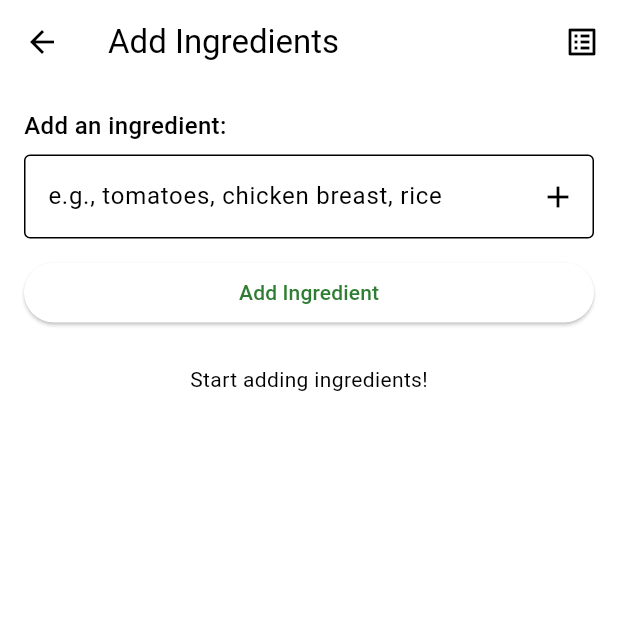
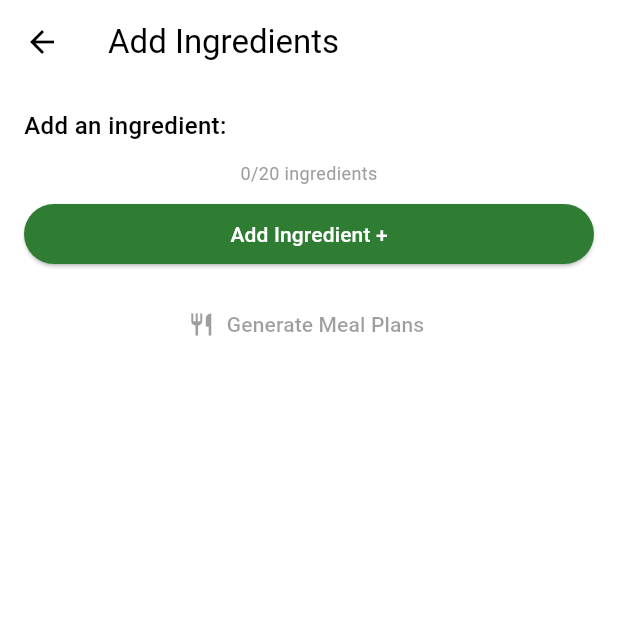
Before and after one commit to Ivan2001otp/Oyeshi-Des, a Flutter app: the screen it shows after launch, after a tap on "Text Input", on a phone screen of 412 x 824 dp, the top half of it. Run offline on Flutter 3.47's test engine with Material 3 defaults, Android fonts, the phone set to English and light mode, and no system bars; our stand-ins replace bloc, camera, cloud_firestore, equatable, firebase_core, flutter_bloc and 6 more; missing offline and left inert: google_mlkit_text_recognition; accounts and stored records are empty.

Commit message:
able to generate ai meal plans from image to text input, have to fix rest of them

```diff
--- a/lib/bloc/ingredient_input/ingredient_input_event.dart
+++ b/lib/bloc/ingredient_input/ingredient_input_event.dart
@@ -18,12 +18,12 @@ class IngredientTextChanged extends IngredientInputEvent {
 }
 
 class IngredientSubmitted extends IngredientInputEvent {
-  final String text;
+  final List<String> texts;
 
-  const IngredientSubmitted(this.text);
+  const IngredientSubmitted(this.texts);
 
   @override
-  List<Object> get props => [text];
+  List<Object> get props => [texts];
 }
 
 class IngredientAdded extends IngredientInputEvent {
--- a/lib/config/dependency_injection.dart
+++ b/lib/config/dependency_injection.dart
@@ -1,6 +1,6 @@
 import 'package:firebase_core/firebase_core.dart';
-import 'package:firebase_core_platform_interface/firebase_core_platform_interface.dart';
 import 'package:flutter/material.dart';
+import 'package:flutter_dotenv/flutter_dotenv.dart';
 import 'package:get_it/get_it.dart';
 import 'package:cloud_firestore/cloud_firestore.dart';
 import 'package:oyeshi_des/firebase_options.dart';
@@ -20,7 +20,7 @@ Future<void> configureDependencies() async {
   );
 
   getIt.registerLazySingleton<AIService>(
-    () => GeminiAIService('AIzaSyAkv-YXTCLyL8N1d1fqlTor1o4vhgHeG4Q'),
+    () => GeminiAIService(dotenv.get("GOOGLE_API_KEY")),
   );
 
   getIt.registerLazySingleton<AudioInputService>(
--- a/lib/main.dart
+++ b/lib/main.dart
@@ -1,6 +1,8 @@
 import 'package:flutter/material.dart';
 import 'package:flutter/services.dart';
+import 'package:flutter_dotenv/flutter_dotenv.dart';
 import 'package:flutter_bloc/flutter_bloc.dart';
+
 import 'package:oyeshi_des/bloc/text_scan/text_scan_bloc.dart';
 import 'package:oyeshi_des/bloc/theme/theme_bloc.dart';
 import 'package:oyeshi_des/bloc/theme/theme_state.dart';
@@ -13,6 +15,7 @@ import 'package:oyeshi_des/repositories/ingredient_repository.dart';
 import 'package:oyeshi_des/services/ai_service.dart';
 
 void main() async {
+  await dotenv.load(fileName: ".env");
   await setupApp();
   SystemChrome.setPreferredOrientations([
     DeviceOrientation.portraitUp,
--- a/lib/pages/ingredient_input_screen.dart
+++ b/lib/pages/ingredient_input_screen.dart
@@ -13,34 +13,38 @@ class IngredientInputScreen extends StatefulWidget {
 }
 
 class _IngredientInputScreenState extends State<IngredientInputScreen> {
-  final TextEditingController _textController = TextEditingController();
-  final TextEditingController _bulkTextController = TextEditingController();
-  bool _isBulkMode = false;
+  final List<TextEditingController> _ingredientControllers = [];
 
   @override
   void dispose() {
-    _textController.dispose();
-    _bulkTextController.dispose();
+    for (var controller in _ingredientControllers) {
+      controller.dispose();
+    }
     super.dispose();
   }
 
   @override
   Widget build(BuildContext context) {
     return Scaffold(
+      resizeToAvoidBottomInset: false,
       appBar: AppBar(
         title: const Text('Add Ingredients'),
         backgroundColor: Theme.of(context).colorScheme.inversePrimary,
         actions: [
-          IconButton(
+          /*IconButton(
             icon: Icon(_isBulkMode ? Icons.check_box : Icons.list_alt),
             onPressed: () {
               setState(() {
                 _isBulkMode = !_isBulkMode;
               });
             },
-          ),
-          if (context.watch<IngredientInputBloc>().state is IngredientInputLoaded &&
-              (context.watch<IngredientInputBloc>().state as IngredientInputLoaded).ingredients.isNotEmpty)
+          ),*/
+          if (context.watch<IngredientInputBloc>().state
+                  is IngredientInputLoaded &&
+              (context.watch<IngredientInputBloc>().state
+                      as IngredientInputLoaded)
+                  .ingredients
+                  .isNotEmpty)
             IconButton(
               icon: const Icon(Icons.restaurant_menu),
               onPressed: () => _showMealPlanDialog(context),
@@ -66,8 +70,8 @@ class _IngredientInputScreenState extends State<IngredientInputScreen> {
             crossAxisAlignment: CrossAxisAlignment.stretch,
             children: [
               _buildInputSection(context),
-              const SizedBox(height: 24),
-              _buildIngredientsList(context),
+              // const SizedBox(height: 24),
+              // _buildIngredientsList(context),
             ],
           ),
         ),
@@ -75,33 +79,26 @@ class _IngredientInputScreenState extends State<IngredientInputScreen> {
     );
   }
 
-  Widget _buildInputSection(BuildContext context) {
-    if (_isBulkMode) {
-      return Column(
-        crossAxisAlignment: CrossAxisAlignment.stretch,
-        children: [
-          const Text(
-            'Enter multiple ingredients (one per line):',
-            style: TextStyle(fontSize: 16, fontWeight: FontWeight.w500),
+
+void _addTextController(BuildContext context) {
+  if (_ingredientControllers.length >= 20) {
+    // Optional: Show a snackbar message
+    ScaffoldMessenger.of(context).showSnackBar(
+      const SnackBar(
+        content: Text('Max 20 ingredients allowed'),
+        duration: Duration(seconds: 2),
       ),
-          const SizedBox(height: 8),
-          TextField(
-            controller: _bulkTextController,
-            maxLines: 5,
-            decoration: const InputDecoration(
-              hintText: 'Tomatoes\nOnions\nChicken breast\nRice\nGarlic',
-              border: OutlineInputBorder(),
-            ),
-          ),
-          const SizedBox(height: 12),
-          ElevatedButton(
-            onPressed: () => _parseBulkIngredients(context),
-            child: const Text('Parse Ingredients'),
-          ),
-        ],
     );
+    return;
   }
 
+  setState(() {
+    _ingredientControllers.add(TextEditingController());
+  });
+}
+
+
+Widget _buildInputSection(BuildContext context) {
   return Column(
     crossAxisAlignment: CrossAxisAlignment.stretch,
     children: [
@@ -109,98 +106,129 @@ class _IngredientInputScreenState extends State<IngredientInputScreen> {
         'Add an ingredient:',
         style: TextStyle(fontSize: 16, fontWeight: FontWeight.w500),
       ),
+      const SizedBox(height: 4),
+
+      // Scrollable list with max height constraint
+      ConstrainedBox(
+        constraints: BoxConstraints(
+          maxHeight: MediaQuery.of(context).size.height * 0.4 ,
+        ),
+        child: SingleChildScrollView(
+          child: Column(
+            children: [
+              ..._ingredientControllers.asMap().entries.map((entry) {
+                final index = entry.key;
+                final controller = entry.value;
+
+                return Container(
+                  margin: const EdgeInsets.only(bottom: 8.0),
+                  child: Row(
+                    children: [
+                      Expanded(
+                        child: TextField(
+                          keyboardType: TextInputType.name,
+                          minLines: 1,
+                          controller: controller,
+                          maxLength: 20,
+                          decoration: const InputDecoration(
+                            hintText: 'e.g. Eggs',
+                            icon: Icon(Icons.local_dining_outlined),
+                            border: OutlineInputBorder(),
+                            counterText: '',
+                          ),
+                        ),
+                      ),
+                      const SizedBox(width: 8),
+                      IconButton(
+                        onPressed: () {
+                          setState(() {
+                            controller.dispose();
+                            _ingredientControllers.removeAt(index);
+                          });
+                        },
+                        icon: const Icon(
+                          Icons.delete_outline,
+                          color: Colors.red,
+                        ),
+                      ),
+                    ],
+                  ),
+                );
+              }).toList(),
+            ],
+          ),
+        ),
+      ),
+
       const SizedBox(height: 8),
-        TextField(
-          controller: _textController,
-          decoration: const InputDecoration(
-            hintText: 'e.g., tomatoes, chicken breast, rice',
-            border: OutlineInputBorder(),
-            suffixIcon: Icon(Icons.add),
+
+      // Show counter and limit message
+      Text(
+        '${_ingredientControllers.length}/20 ingredients',
+        style: TextStyle(
+          fontSize: 12,
+          color: _ingredientControllers.length >= 20 ? Colors.red : Colors.grey,
         ),
-          onSubmitted: (value) => _addSingleIngredient(context, value),
+        textAlign: TextAlign.center,
       ),
+
+      const SizedBox(height: 8),
+
+      ElevatedButton(
+        onPressed: _ingredientControllers.length >= 20
+            ? null // Disable when limit reached
+            : () => _addTextController(context),
+        style: ElevatedButton.styleFrom(
+          backgroundColor: Theme.of(context).colorScheme.primary,
+          disabledBackgroundColor: Colors.grey,
+        ),
+        child: const Text(
+          'Add Ingredient +',
+          style: TextStyle(color: Colors.white),
+        ),
+      ),
+
       const SizedBox(height: 12),
-        ElevatedButton(
-          onPressed: () => _addSingleIngredient(context, _textController.text),
-          child: const Text('Add Ingredient'),
+
+      TextButton.icon(
+        onPressed: _ingredientControllers.isEmpty
+            ? null // Disable if no ingredients
+            : () async {
+                _submitIngredientList(context);
+              },
+        icon: const Icon(Icons.restaurant),
+        label: const Text("Generate Meal Plans"),
       ),
     ],
   );
 }
+/*
+  void _addTextController(BuildContext ctx) {
+    setState(() {
+      _ingredientControllers.add(TextEditingController());
+    });
+  }
+*/
+  void _submitIngredientList(BuildContext ctx) {
+    List<String> ingredients = [];
 
-  Widget _buildIngredientsList(BuildContext context) {
-    return BlocBuilder<IngredientInputBloc, IngredientInputState>(
-      builder: (context, state) {
-        if (state is IngredientInputLoading) {
-          return const Center(child: CircularProgressIndicator());
+    for (var controller in _ingredientControllers) {
+      ingredients.add(controller.text.trim());
     }
 
-        if (state is! IngredientInputLoaded) {
-          return const Center(child: Text('Start adding ingredients!'));
+    context.read<IngredientInputBloc>().add(IngredientSubmitted(ingredients));
   }
 
-        if (state.ingredients.isEmpty) {
-          return const Center(
-            child: Text(
-              'No ingredients added yet',
-              style: TextStyle(fontSize: 16, color: Colors.grey),
-            ),
-          );
-        }
-
-        return Column(
-          crossAxisAlignment: CrossAxisAlignment.start,
-          children: [
-            Row(
-              mainAxisAlignment: MainAxisAlignment.spaceBetween,
-              children: [
-                Text(
-                  'Added Ingredients (${state.ingredients.length})',
-                  style: const TextStyle(fontSize: 18, fontWeight: FontWeight.w600),
-                ),
-                TextButton(
-                  onPressed: () => _clearAllIngredients(context),
-                  child: const Text('Clear All'),
-                ),
-              ],
-            ),
-            const SizedBox(height: 12),
-            Expanded(
-              child: ListView.builder(
-                itemCount: state.ingredients.length,
-                itemBuilder: (context, index) {
-                  final ingredient = state.ingredients[index];
-                  return _IngredientTile(
-                    ingredient: ingredient,
-                    onRemove: () => _removeIngredient(context, ingredient.id),
-                  );
-                },
-              ),
-            ),
-          ],
-        );
-      },
-    );
-  }
-
-  void _addSingleIngredient(BuildContext context, String text) {
+  /*void _addSingleIngredient(BuildContext context, String text) {
     if (text.trim().isEmpty) return;
 
     context.read<IngredientInputBloc>().add(IngredientSubmitted(text.trim()));
     _textController.clear();
-  }
+  }*/
 
-  void _parseBulkIngredients(BuildContext context) {
-    final text = _bulkTextController.text.trim();
-    if (text.isEmpty) return;
-
-    context.read<IngredientInputBloc>().add(ParseIngredientsFromText(text));
-    _bulkTextController.clear();
-  }
-
-  void _removeIngredient(BuildContext context, String ingredientId) {
+  /*void _removeIngredient(BuildContext context, String ingredientId) {
     context.read<IngredientInputBloc>().add(RemoveIngredient(ingredientId));
-  }
+  }*/
 
   void _clearAllIngredients(BuildContext context) {
     context.read<IngredientInputBloc>().add(ClearIngredients());
@@ -212,7 +240,8 @@ class _IngredientInputScreenState extends State<IngredientInputScreen> {
       builder: (BuildContext dialogContext) {
         return AlertDialog(
           title: const Text('Generate Meal Plan'),
-          content: const Text('Generate recipes based on your available ingredients?'),
+          content: const Text(
+              'Generate recipes based on your available ingredients?'),
           actions: [
             TextButton(
               onPressed: () => Navigator.of(dialogContext).pop(),
@@ -287,7 +316,8 @@ class _IngredientTile extends StatelessWidget {
 class MealPlanResultsScreen extends StatelessWidget {
   final List recipes;
 
-  const MealPlanResultsScreen({Key? key, required this.recipes}) : super(key: key);
+  const MealPlanResultsScreen({Key? key, required this.recipes})
+      : super(key: key);
 
   @override
   Widget build(BuildContext context) {
@@ -308,7 +338,8 @@ class MealPlanResultsScreen extends StatelessWidget {
                 children: [
                   Text(
                     recipe.name,
-                    style: const TextStyle(fontSize: 18, fontWeight: FontWeight.bold),
+                    style: const TextStyle(
+                        fontSize: 18, fontWeight: FontWeight.bold),
                   ),
                   const SizedBox(height: 8),
                   Text(recipe.description),
@@ -318,12 +349,17 @@ class MealPlanResultsScreen extends StatelessWidget {
                   Text('Cook Time: ${recipe.cookTimeMinutes} min'),
                   Text('Servings: ${recipe.servings}'),
                   const SizedBox(height: 8),
-                  const Text('Ingredients:', style: TextStyle(fontWeight: FontWeight.bold)),
-                  ...recipe.ingredients.map((ingredient) => Text('• $ingredient')),
+                  const Text('Ingredients:',
+                      style: TextStyle(fontWeight: FontWeight.bold)),
+                  ...recipe.ingredients
+                      .map((ingredient) => Text('• $ingredient')),
                   const SizedBox(height: 8),
-                  const Text('Instructions:', style: TextStyle(fontWeight: FontWeight.bold)),
-                  ...recipe.instructions.asMap().entries.map((entry) =>
-                    Text('${entry.key + 1}. ${entry.value}')),
+                  const Text('Instructions:',
+                      style: TextStyle(fontWeight: FontWeight.bold)),
+                  ...recipe.instructions
+                      .asMap()
+                      .entries
+                      .map((entry) => Text('${entry.key + 1}. ${entry.value}')),
                 ],
               ),
             ),
--- a/lib/pages/input_method_selection_screen.dart
+++ b/lib/pages/input_method_selection_screen.dart
@@ -19,6 +19,7 @@ class InputMethodSelectionScreen extends StatelessWidget {
   @override
   Widget build(BuildContext context) {
     return Scaffold(
+      resizeToAvoidBottomInset: false,
       appBar: AppBar(
         title: const Text(
           'Oyeshi Des',
--- a/pubspec.yaml
+++ b/pubspec.yaml
@@ -57,6 +57,7 @@ dependencies:
   get_it: ^8.0.2
   injectable: ^2.5.0
   permission_handler: ^11.3.1
+  flutter_dotenv: ^6.0.0
 
 dev_dependencies:
   flutter_test:
@@ -80,7 +81,8 @@ flutter:
   uses-material-design: true
 
   # To add assets to your application, add an assets section, like this:
-  # assets:
+  assets:
+    - .env
   #   - images/a_dot_burr.jpeg
   #   - images/a_dot_ham.jpeg
 
```
Also changed, not shown: lib/bloc/ingredient_input/ingredient_input_bloc.dart (+60 -20 lines), lib/repositories/ingredient_repository.dart (+20 -19 lines), pubspec.lock, 1 other file. Lines whose indentation alone changed are shown as unchanged.
